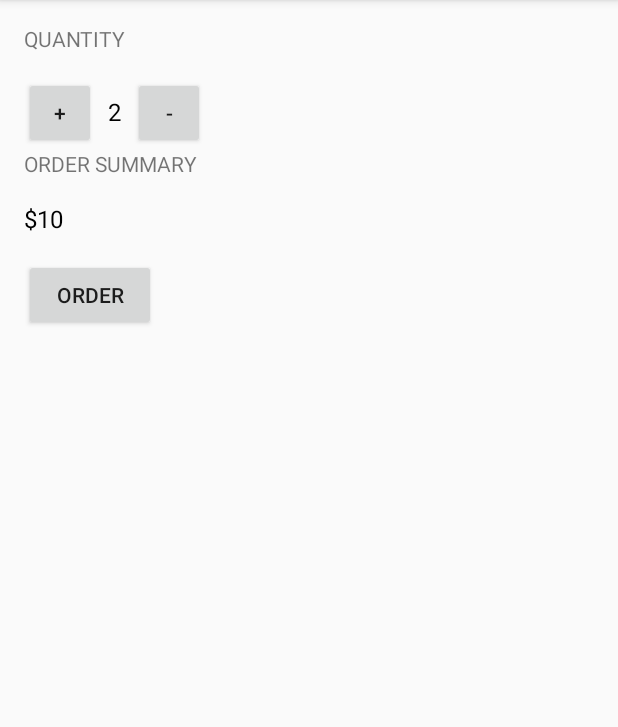
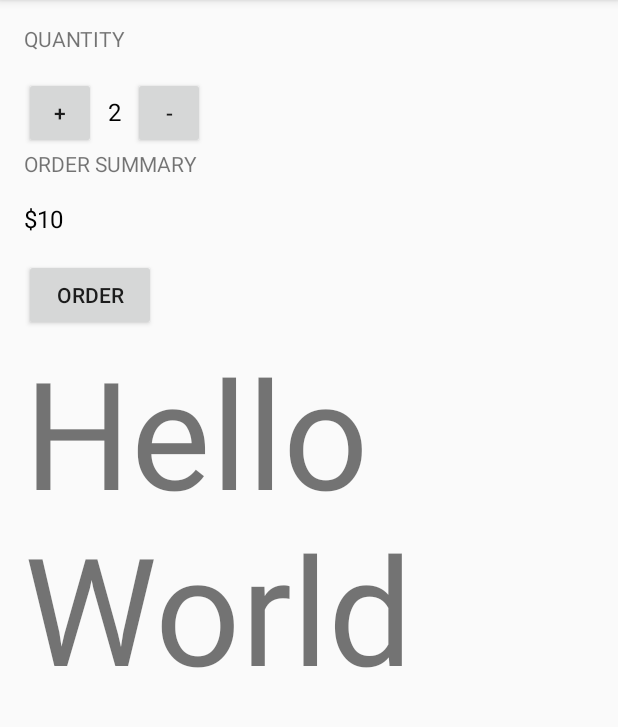
Before and after one commit to kulin91/Just_Java, an Android app: the screen it shows after launch (MainActivity), on a phone screen of 412 x 824 dp, the part 84-811 px from its top. Run offline under Robolectric (Android 15) with nearby library versions, the phone set to English and light mode, and no system bars.

Commit message:
+ Text view

```diff
--- a/app/src/main/res/layout/activity_main.xml
+++ b/app/src/main/res/layout/activity_main.xml
@@ -67,4 +67,11 @@
         android:onClick="submitOrder"
         android:text="@string/order"
         android:textAllCaps="true" />
+
+    <TextView
+        android:layout_width="match_parent"
+        android:layout_height="match_parent"
+        android:text="Hello World"
+        android:textSize="100dp"
+        />
 </LinearLayout>
```
